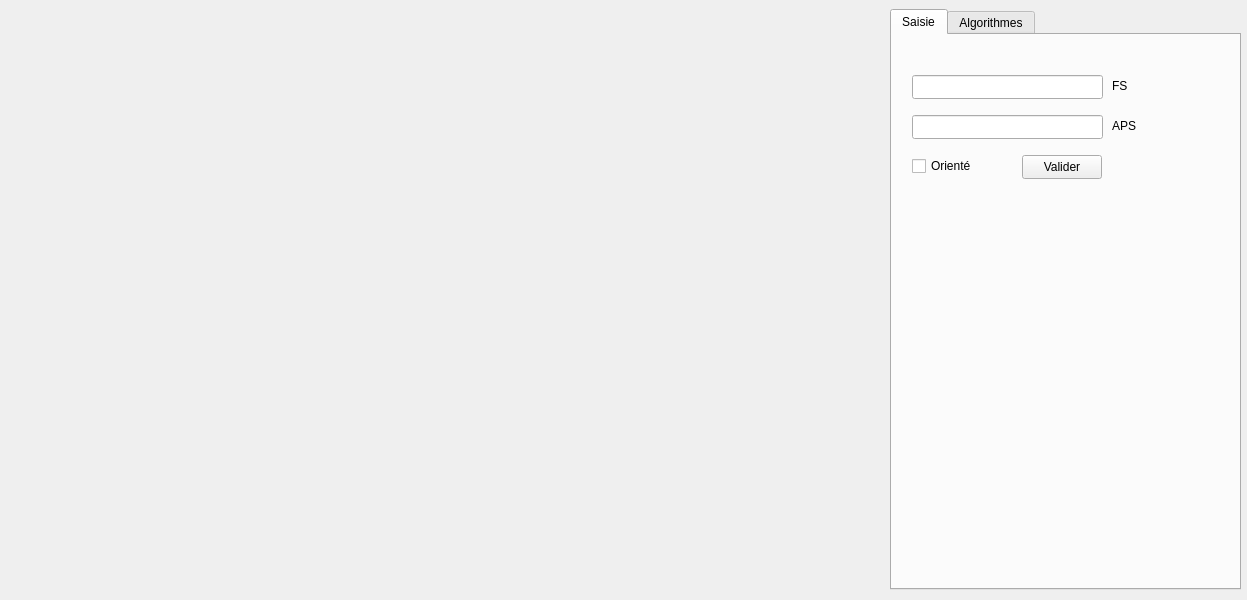
This is widget.ui in JalluhLps/Projet-Graphes-Algo as Qt 5 draws it before an edit. The edited form follows.
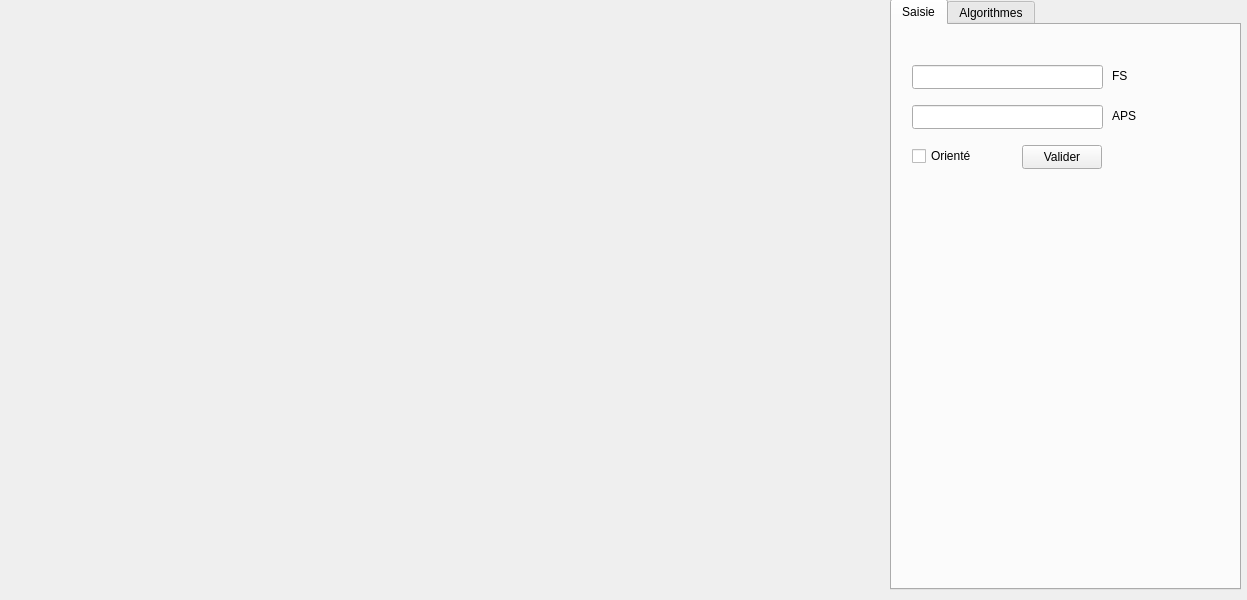
This is the edited form. The open tabs and pages were chosen to show the change.

Patch:
```diff
--- a/widget.ui
+++ b/widget.ui
@@ -17,9 +17,9 @@
    <property name="geometry">
     <rect>
      <x>890</x>
-     <y>9</y>
+     <y>-1</y>
      <width>351</width>
-     <height>581</height>
+     <height>591</height>
     </rect>
    </property>
    <property name="currentIndex">
@@ -192,7 +192,7 @@
      <x>-1</x>
      <y>-1</y>
      <width>891</width>
-     <height>581</height>
+     <height>591</height>
     </rect>
    </property>
   </widget>
```
Left out of the diff: 2 changed lines with no effect on the pictures.
